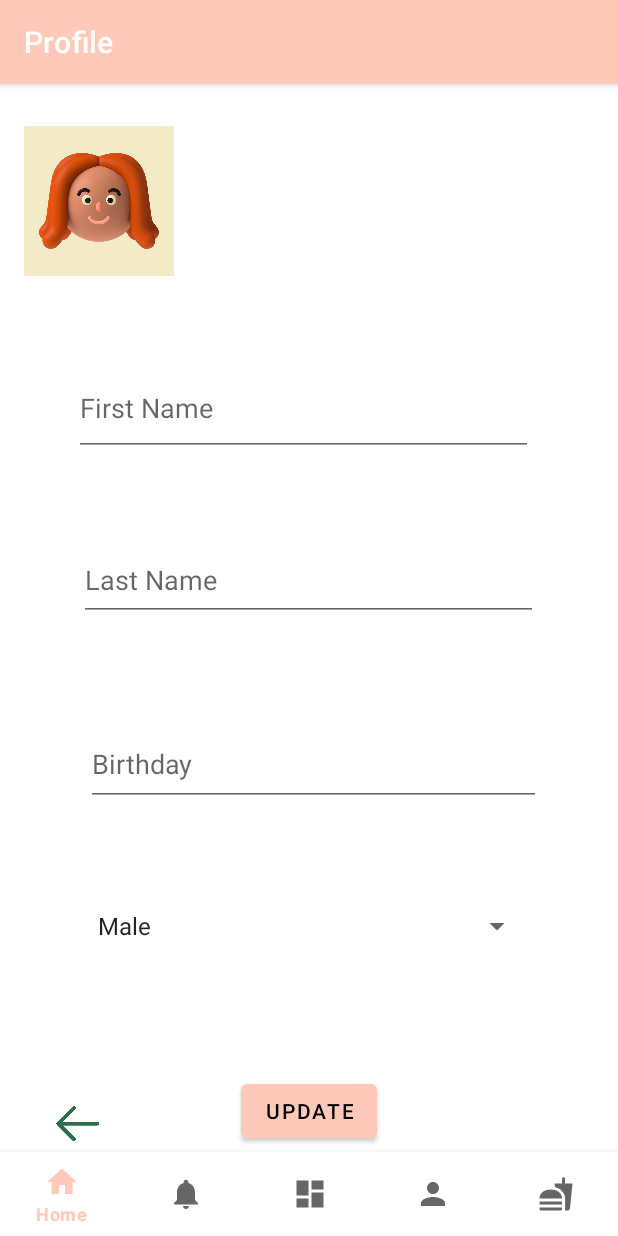
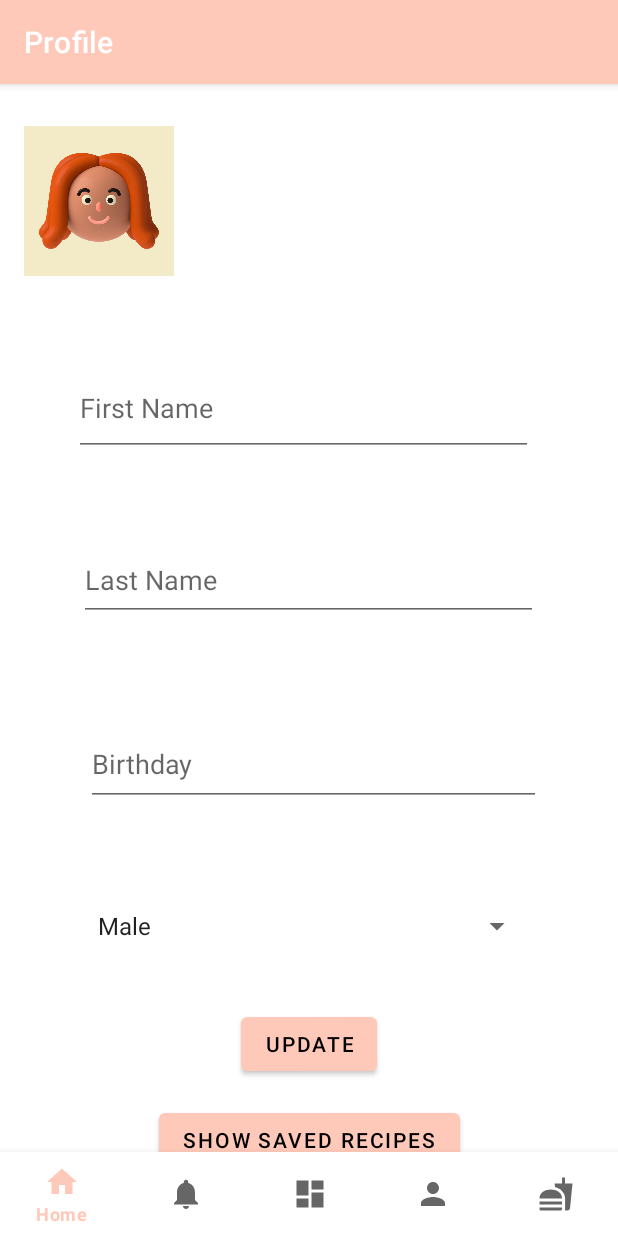
Before and after one commit to mia-a-h/bon_app, an Android app: the ProfileFragment screen opened through its navigation route, after a tap on "UPDATE", on a phone screen of 412 x 824 dp. Run offline under Robolectric (Android 15) with nearby library versions, the light colour scheme and no system bars; our stand-ins replace Firebase (no records; nobody signed in at launch, a user with empty details on screens opened directly), Room's generated code, navigation-ui; pictures from the network do not load.

Commit message:
Fixed the profile load , added saved recipe feauture

```diff
--- a/app/src/main/java/com/example/recipe_app/Constants.kt
+++ b/app/src/main/java/com/example/recipe_app/Constants.kt
@@ -2,7 +2,7 @@ package com.example.recipe_app
 
 object Constants {
       //const val API_KEY = "71f1502f6faf4eacb45b78e507889679" //my key
-     const val API_KEY = "a54df63c616c440887fd9cc05371aac8" //my 2nd key
+     //const val API_KEY = "a54df63c616c440887fd9cc05371aac8" //my 2nd key
     //const val API_KEY = "9b31a6de51e34ce89699ac0e7ac03199"
-    //const val API_KEY = "d9b81fe885384f47ac838c6f198370a3"// sahar's key
+    const val API_KEY = "d9b81fe885384f47ac838c6f198370a3"// sahar's key
 }
--- a/app/src/main/java/com/example/recipe_app/MainActivity.kt
+++ b/app/src/main/java/com/example/recipe_app/MainActivity.kt
@@ -38,6 +38,14 @@ class MainActivity : AppCompatActivity() {
 //        )
 //        Log.d("MainActivity", "onCreate started, app bar config")
 //
+        FirebaseAuth.getInstance().signInAnonymously()
+            .addOnSuccessListener {
+                Log.d("Auth", "User signed in anonymously: ${it.user?.uid}")
+            }
+            .addOnFailureListener { e ->
+                Log.e("Auth", "Failed to sign in: ${e.message}", e)
+            }
+
 //        setupActionBarWithNavController(navController, appBarConfiguration)
 //        navView.setupWithNavController(navController)
 //        Log.d("MainActivity", "onCreate started, set up")
@@ -105,4 +113,5 @@ class MainActivity : AppCompatActivity() {
         super.onDestroy()
         auth.removeAuthStateListener { }
     }
+
 }
--- a/app/src/main/java/com/example/recipe_app/adapter/InstructionsAdapter.kt
+++ b/app/src/main/java/com/example/recipe_app/adapter/InstructionsAdapter.kt
@@ -6,7 +6,6 @@ import android.view.ViewGroup
 import android.widget.TextView
 import androidx.recyclerview.widget.RecyclerView
 import com.example.recipe_app.R
-import com.example.recipe_app.model.AnalyzedInstruction
 import com.example.recipe_app.model.Step
 
 class InstructionsAdapter(private val instructions: List<Step>) : RecyclerView.Adapter<InstructionsAdapter.InstructionViewHolder>() {
--- a/app/src/main/java/com/example/recipe_app/model/EdamamRecipeResponse.kt
+++ b/app/src/main/java/com/example/recipe_app/model/EdamamRecipeResponse.kt
@@ -1,6 +1,4 @@
 package com.example.recipe_app.model
-
-
 data class EdamamRecipeResponse(
     val label: String?,
     val image: String?,
--- a/app/src/main/java/com/example/recipe_app/ui/mealplanning/MealPlanningViewModel.kt
+++ b/app/src/main/java/com/example/recipe_app/ui/mealplanning/MealPlanningViewModel.kt
@@ -14,8 +14,8 @@ import kotlinx.coroutines.launch
 
 class MealPlanningViewModel : ViewModel() {
     private val edamamApiService: EdamamApiService = EdamamRetrofitClient.api
-        private val appId = "your_app_id"
-    private val appKey = "your_app_key"
+        private val appId = "app_id"
+    private val appKey = "app_key"
 
     private val _meals = MutableLiveData<List<Recipe>>()
     val meals: LiveData<List<Recipe>> = _meals
--- a/app/src/main/java/com/example/recipe_app/ui/profile/ProfileFragment.kt
+++ b/app/src/main/java/com/example/recipe_app/ui/profile/ProfileFragment.kt
@@ -16,168 +16,118 @@ import android.widget.TextView
 import android.widget.Toast
 import androidx.activity.result.contract.ActivityResultContracts
 import androidx.lifecycle.ViewModelProvider
+import androidx.recyclerview.widget.LinearLayoutManager
 import com.bumptech.glide.Glide
 import com.example.recipe_app.R
+import com.example.recipe_app.adapter.MealPlanAdapter
 import com.example.recipe_app.databinding.FragmentProfileBinding
+import com.example.recipe_app.viewmodels.SavedRecipesViewModel
 import com.google.firebase.auth.FirebaseAuth
 import com.google.firebase.firestore.FirebaseFirestore
 import com.google.firebase.storage.FirebaseStorage
 import java.util.Calendar
 
 class ProfileFragment : Fragment() {
-
-    private val auth = FirebaseAuth.getInstance()
-    private val firestore = FirebaseFirestore.getInstance()
-    private val storage = FirebaseStorage.getInstance()
-
+    private var _binding: FragmentProfileBinding? = null
+    private val binding get() = _binding!!
+    private val viewModel: ProfileViewModel by viewModels()
     private var profileImageUri: Uri? = null
-    private lateinit var ivProfilePicture: ImageView
-    private lateinit var etFirstName: EditText
-    private lateinit var etLastName: EditText
-    private lateinit var etBirthday: EditText
-    private lateinit var spinnerGender: Spinner
-    private lateinit var updateProfilebtn: Button
-
+    private var isSavedRecipesVisible = false
+    private val savedRecipesViewModel: SavedRecipesViewModel by viewModels()
     override fun onCreateView(
-        inflater: LayoutInflater, container: ViewGroup?,
+        inflater: LayoutInflater,
+        container: ViewGroup?,
         savedInstanceState: Bundle?
-    ): View? {
-        val view = inflater.inflate(R.layout.fragment_profile, container, false)
-
-        // Initialize Views
-        ivProfilePicture = view.findViewById(R.id.ivProfilePicture)
-        etFirstName = view.findViewById(R.id.etFirstName)
-        etLastName = view.findViewById(R.id.etLastName)
-        etBirthday = view.findViewById(R.id.etBirthday)
-        spinnerGender = view.findViewById(R.id.spinnerGender)
-        updateProfilebtn = view.findViewById(R.id.profilebtn)
-
-        // Set DatePicker for Birthday
-        etBirthday.setOnClickListener {
-            val calendar = Calendar.getInstance()
-            val year = calendar.get(Calendar.YEAR)
-            val month = calendar.get(Calendar.MONTH)
-            val day = calendar.get(Calendar.DAY_OF_MONTH)
-
-            val datePickerDialog = DatePickerDialog(
-                requireContext(),
-                { _, selectedYear, selectedMonth, selectedDay ->
-                    val birthday = "$selectedDay/${selectedMonth + 1}/$selectedYear"
-                    etBirthday.setText(birthday)
-                },
-                year, month, day
-            )
-            datePickerDialog.show()
+    ): View {
+        _binding = FragmentProfileBinding.inflate(inflater, container, false)
+        return binding.root
     }
 
-        // Set OnClickListener to ImageView to pick an image
-        ivProfilePicture.setOnClickListener {
-            selectImage()
+    override fun onViewCreated(view: View, savedInstanceState: Bundle?) {
+        super.onViewCreated(view, savedInstanceState)
+        setupObservers()
+        setupClickListeners()
+        setupSavedRecipesRecyclerView()
+        viewModel.loadUserProfile()
     }
 
-        // Load current user data
-        loadUserProfile()
-
-        // Update profile on button click
-        updateProfilebtn.setOnClickListener {
-            val firstName = etFirstName.text.toString().trim()
-            val lastName = etLastName.text.toString().trim()
-            val birthday = etBirthday.text.toString().trim()
-            val gender = spinnerGender.selectedItem.toString()
-            updateUserProfile(firstName, lastName, birthday, gender, profileImageUri)
-        }
-
-        return view
-    }
-
-    // The rest of the methods (selectImage, loadUserProfile, updateUserProfile) are similar
-    // Adapt these methods to use `requireContext()` when accessing context
-
-    private val imagePickerLauncher =
-        registerForActivityResult(ActivityResultContracts.GetContent()) { uri: Uri? ->
-            uri?.let {
-                profileImageUri = it
-                Glide.with(this)
-                    .load(it)
-                    .placeholder(R.drawable.ic_default_profile)
-                    .into(ivProfilePicture)
-            }
-        }
-
-    private fun selectImage() {
-        imagePickerLauncher.launch("image/*")
-    }
-
-    private fun loadUserProfile() {
-        val userId = auth.currentUser?.uid ?: return
-        firestore.collection("users").document(userId).get()
-            .addOnSuccessListener { document ->
-                if (document != null) {
-                    etFirstName.setText(document.getString("firstName"))
-                    etLastName.setText(document.getString("lastName"))
-                    etBirthday.setText(document.getString("birthday"))
-                    val gender = document.getString("gender") ?: ""
+    private fun setupObservers() {
+        viewModel.profileData.observe(viewLifecycleOwner) { data ->
+            binding.apply {
+                etFirstName.setText(data["firstName"] as? String ?: "")
+                etLastName.setText(data["lastName"] as? String ?: "")
+                etBirthday.setText(data["birthday"] as? String ?: "")
+                val gender = data["gender"] as? String ?: ""
                 val genderIndex = resources.getStringArray(R.array.gender_options).indexOf(gender)
                 if (genderIndex >= 0) {
                     spinnerGender.setSelection(genderIndex)
                 }
-                    val profileImageUrl = document.getString("profileImageUrl")
+                val profileImageUrl = data["profileImageUrl"] as? String
                 if (!profileImageUrl.isNullOrEmpty()) {
-                        Glide.with(this)
+                    Glide.with(this@ProfileFragment)
                         .load(profileImageUrl)
                         .placeholder(R.drawable.ic_default_profile)
                         .into(ivProfilePicture)
                 }
             }
         }
-            .addOnFailureListener {
-                Toast.makeText(requireContext(), "Failed to load profile", Toast.LENGTH_SHORT).show()
+
+        viewModel.error.observe(viewLifecycleOwner) { error ->
+            Toast.makeText(requireContext(), error, Toast.LENGTH_SHORT).show()
+        }
+
+        viewModel.isLoading.observe(viewLifecycleOwner) { isLoading ->
+            binding.profilebtn.isEnabled = !isLoading
+            // You might want to add a progress bar to show loading state
         }
     }
 
-    private fun updateUserProfile(
-        firstName: String,
-        lastName: String,
-        birthday: String,
-        gender: String,
-        profileImageUri: Uri?
-    ) {
-        val userId = auth.currentUser?.uid ?: return
-        val userRef = firestore.collection("users").document(userId)
+    private fun setupClickListeners() {
+        binding.apply {
+            profilebtn.setOnClickListener {
+                val updates = hashMapOf<String, Any>(
+                    "firstName" to etFirstName.text.toString().trim(),
+                    "lastName" to etLastName.text.toString().trim(),
+                    "birthday" to etBirthday.text.toString().trim(),
+                    "gender" to spinnerGender.selectedItem.toString()
+                )
+                viewModel.updateProfile(updates, profileImageUri)
+            }
 
-        val updates = hashMapOf<String, Any>(
-            "firstName" to firstName,
-            "lastName" to lastName,
-            "birthday" to birthday,
-            "gender" to gender
+            showSavedRecipesButton.setOnClickListener {
+                isSavedRecipesVisible = !isSavedRecipesVisible
+                binding.savedRecipesRecyclerView.visibility =
+                    if (isSavedRecipesVisible) View.VISIBLE else View.GONE
+                binding.showSavedRecipesButton.text =
+                    if (isSavedRecipesVisible) "Hide Saved Recipes" else "Show Saved Recipes"
+
+                if (isSavedRecipesVisible) {
+                    savedRecipesViewModel.loadSavedRecipes()
+                }
+            }
+
+        }
+    }
+    private fun setupSavedRecipesRecyclerView() {
+        val adapter = MealPlanAdapter(
+            onMealClick = { recipe ->
+                // Handle recipe click (navigate to details)
+            }
         )
 
-        profileImageUri?.let {
-            val storageRef = storage.reference.child("profile_images/$userId.jpg")
-            storageRef.putFile(it)
-                .addOnSuccessListener {
-                    storageRef.downloadUrl.addOnSuccessListener { uri ->
-                        updates["profileImageUrl"] = uri.toString()
-                        userRef.update(updates)
-                            .addOnSuccessListener {
-                                Toast.makeText(requireContext(), "Profile updated successfully!", Toast.LENGTH_LONG).show()
+        binding.savedRecipesRecyclerView.apply {
+            layoutManager = LinearLayoutManager(context)
+            this.adapter = adapter
         }
-                            .addOnFailureListener { e ->
-                                Toast.makeText(requireContext(), "Failed to update profile: ${e.message}", Toast.LENGTH_LONG).show()
+
+        savedRecipesViewModel.savedRecipes.observe(viewLifecycleOwner) { recipes ->
+            adapter.updateMeals(recipes)
+        }
+
+    }
+
+    override fun onDestroyView() {
+        super.onDestroyView()
+        _binding = null
     }
 }
-                }
-                .addOnFailureListener { e ->
-                    Toast.makeText(requireContext(), "Image upload failed: ${e.message}", Toast.LENGTH_LONG).show()
-                }
-        } ?: run {
-            userRef.update(updates)
-                .addOnSuccessListener {
-                    Toast.makeText(requireContext(), "Profile updated successfully!", Toast.LENGTH_LONG).show()
-                }
-                .addOnFailureListener { e ->
-                    Toast.makeText(requireContext(), "Failed to update profile: ${e.message}", Toast.LENGTH_LONG).show()
-                }
-        }
-    }
-}
--- a/app/src/main/java/com/example/recipe_app/ui/profile/ProfileViewModel.kt
+++ b/app/src/main/java/com/example/recipe_app/ui/profile/ProfileViewModel.kt
@@ -1,12 +1,118 @@
 package com.example.recipe_app.ui.profile
 
+import android.net.Uri
 import androidx.lifecycle.LiveData
 import androidx.lifecycle.MutableLiveData
 import androidx.lifecycle.ViewModel
+import com.example.recipe_app.model.Recipe
+import com.google.firebase.auth.FirebaseAuth
+import com.google.firebase.firestore.DocumentReference
+import com.google.firebase.firestore.FirebaseFirestore
+import com.google.firebase.storage.FirebaseStorage
 
 class ProfileViewModel : ViewModel() {
-    private val _text = MutableLiveData<String>().apply {
-        value = "This is profile Fragment"
+    private val auth = FirebaseAuth.getInstance()
+    private val firestore = FirebaseFirestore.getInstance()
+    private val storage = FirebaseStorage.getInstance()
+
+    private val _profileData = MutableLiveData<Map<String, Any>>()
+    val profileData: LiveData<Map<String, Any>> = _profileData
+    private val _savedRecipes = MutableLiveData<List<Recipe>>()
+    val savedRecipes: LiveData<List<Recipe>> = _savedRecipes
+    private val _isLoading = MutableLiveData<Boolean>()
+    val isLoading: LiveData<Boolean> = _isLoading
+
+    private val _error = MutableLiveData<String>()
+    val error: LiveData<String> = _error
+
+    fun loadUserProfile() {
+        _isLoading.value = true
+        val userId = auth.currentUser?.uid ?: run {
+            _error.value = "User not logged in"
+            _isLoading.value = false
+            return
+        }
+
+        firestore.collection("users").document(userId)
+            .get()
+            .addOnSuccessListener { document ->
+                if (document != null && document.exists()) {
+                    _profileData.value = document.data
+                } else {
+                    _error.value = "No profile data found"
+                }
+                _isLoading.value = false
+            }
+            .addOnFailureListener { e ->
+                _error.value = "Failed to load profile: ${e.message}"
+                _isLoading.value = false
+            }
     }
-    val text: LiveData<String> = _text
+
+    fun updateProfile(updates: Map<String, Any>, profileImageUri: Uri?) {
+        _isLoading.value = true
+        val userId = auth.currentUser?.uid ?: run {
+            _error.value = "User not logged in"
+            _isLoading.value = false
+            return
+        }
+        fun loadSavedRecipes() {
+            _isLoading.value = true
+            val userId = auth.currentUser?.uid ?: run {
+                _error.value = "User not logged in"
+                _isLoading.value = false
+                return
+            }
+
+            firestore.collection("users")
+                .document(userId)
+                .collection("saved_recipes")
+                .addSnapshotListener { snapshot, e ->
+                    if (e != null) {
+                        _error.value = "Error loading saved recipes: ${e.message}"
+                        return@addSnapshotListener
+                    }
+
+                    val recipesList = snapshot?.documents?.mapNotNull { doc ->
+                        doc.toObject(Recipe::class.java)
+                    } ?: emptyList()
+
+                    _savedRecipes.value = recipesList
+                    _isLoading.value = false
+                }
+        }
+
+        val userRef = firestore.collection("users").document(userId)
+
+        if (profileImageUri != null) {
+            val storageRef = storage.reference.child("profile_images/$userId.jpg")
+            storageRef.putFile(profileImageUri)
+                .addOnSuccessListener {
+                    storageRef.downloadUrl.addOnSuccessListener { uri ->
+                        val updatedData = updates.toMutableMap().apply {
+                            put("profileImageUrl", uri.toString())
+                        }
+                        updateFirestoreDocument(userRef, updatedData)
+                    }
+                }
+                .addOnFailureListener { e ->
+                    _error.value = "Image upload failed: ${e.message}"
+                    _isLoading.value = false
+                }
+        } else {
+            updateFirestoreDocument(userRef, updates)
+        }
+    }
+
+    private fun updateFirestoreDocument(userRef: DocumentReference, updates: Map<String, Any>) {
+        userRef.update(updates)
+            .addOnSuccessListener {
+                _profileData.value = updates
+                _isLoading.value = false
+            }
+            .addOnFailureListener { e ->
+                _error.value = "Failed to update profile: ${e.message}"
+                _isLoading.value = false
+            }
+    }
 }
--- a/app/src/main/res/layout/fragment_profile.xml
+++ b/app/src/main/res/layout/fragment_profile.xml
@@ -70,26 +70,38 @@
         app:layout_constraintTop_toBottomOf="@id/etBirthday" />
 
     <!-- Update Profile Button -->
+
+
+    <!-- Add after the profile button -->
     <Button
         android:id="@+id/profilebtn"
         android:layout_width="wrap_content"
         android:layout_height="wrap_content"
+        android:layout_marginTop="16dp"
         android:text="@string/update"
         app:layout_constraintBottom_toBottomOf="parent"
         app:layout_constraintEnd_toEndOf="parent"
         app:layout_constraintStart_toStartOf="parent"
         app:layout_constraintTop_toBottomOf="@id/spinnerGender"
-        android:layout_marginTop="16dp" />
+        app:layout_constraintVertical_bias="0.123" />
 
-    <!-- Back Button -->
-    <ImageView
-        android:id="@+id/ivBackButton"
-        android:layout_width="33dp"
-        android:layout_height="38dp"
-        android:layout_marginStart="36dp"
-        android:layout_marginBottom="56dp"
-        app:layout_constraintBottom_toBottomOf="parent"
+    <Button
+        android:id="@+id/showSavedRecipesButton"
+        android:layout_width="wrap_content"
+        android:layout_height="wrap_content"
+        android:text="Show Saved Recipes"
+        android:layout_marginTop="16dp"
+        app:layout_constraintTop_toBottomOf="@id/profilebtn"
         app:layout_constraintStart_toStartOf="parent"
-        app:srcCompat="@drawable/back" />
+        app:layout_constraintEnd_toEndOf="parent" />
+
+    <androidx.recyclerview.widget.RecyclerView
+        android:id="@+id/savedRecipesRecyclerView"
+        android:layout_width="match_parent"
+        android:layout_height="0dp"
+        android:layout_marginTop="8dp"
+        android:visibility="gone"
+        app:layout_constraintTop_toBottomOf="@id/showSavedRecipesButton"
+        app:layout_constraintBottom_toBottomOf="parent"/>
 
 </androidx.constraintlayout.widget.ConstraintLayout>
--- a/app/src/main/res/navigation/mobile_navigation.xml
+++ b/app/src/main/res/navigation/mobile_navigation.xml
@@ -56,9 +56,10 @@
         android:id="@+id/edamamRecipeDetailsFragment"
         android:name="com.example.recipe_app.ui.mealplanning.EdamamRecipeDetailsFragment"
         android:label="Recipe Details"
-        tools:layout="@layout/fragment_edamam_recipe_details" />
+        tools:layout="@layout/fragment_edamam_recipe_details" >
 
     <action
         android:id="@+id/action_mealPlanningFragment_to_edamamRecipeDetailsFragment"
         app:destination="@id/edamamRecipeDetailsFragment" />
+    </fragment>
 </navigation>
```
Also changed, not shown: app/src/main/java/com/example/recipe_app/factory/MealPlanningViewModelFactory.kt (added, +19 -0 lines), app/src/main/java/com/example/recipe_app/ui/home/RecipeDetailsFragment.kt (+16 -0 lines), app/src/main/java/com/example/recipe_app/ui/services/RecipeSaveService.kt (+35 -4 lines), app/src/main/java/com/example/recipe_app/viewmodels/SavedRecipesViewModel.kt (+13 -0 lines). Lines whose indentation alone changed are shown as unchanged.
